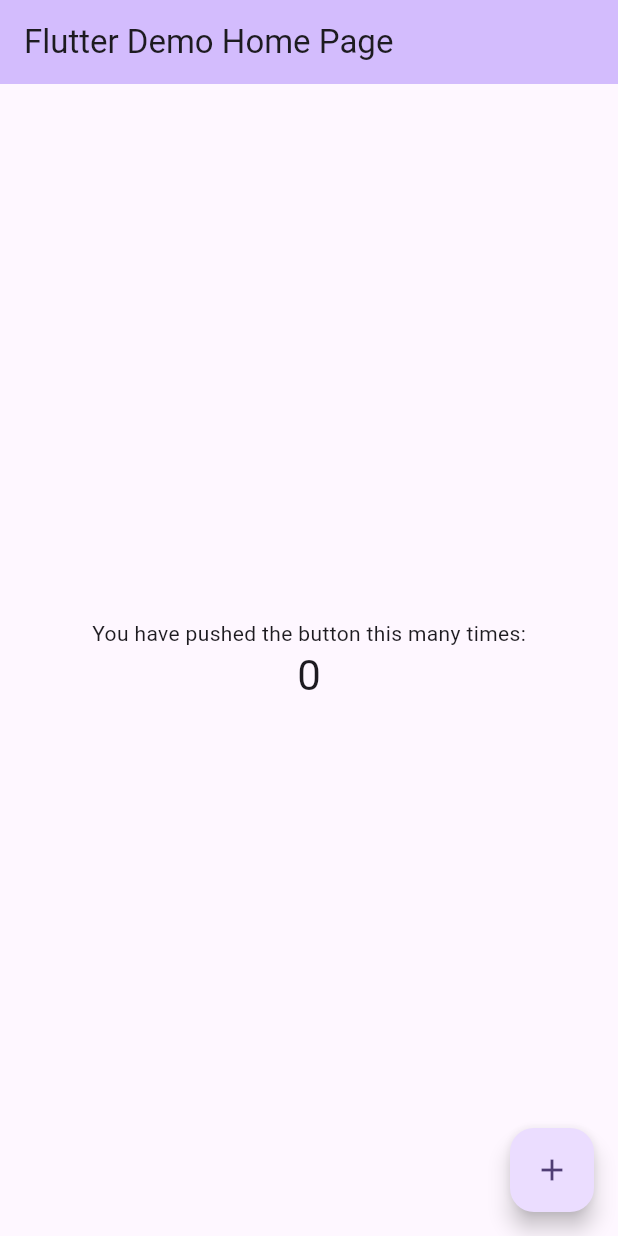
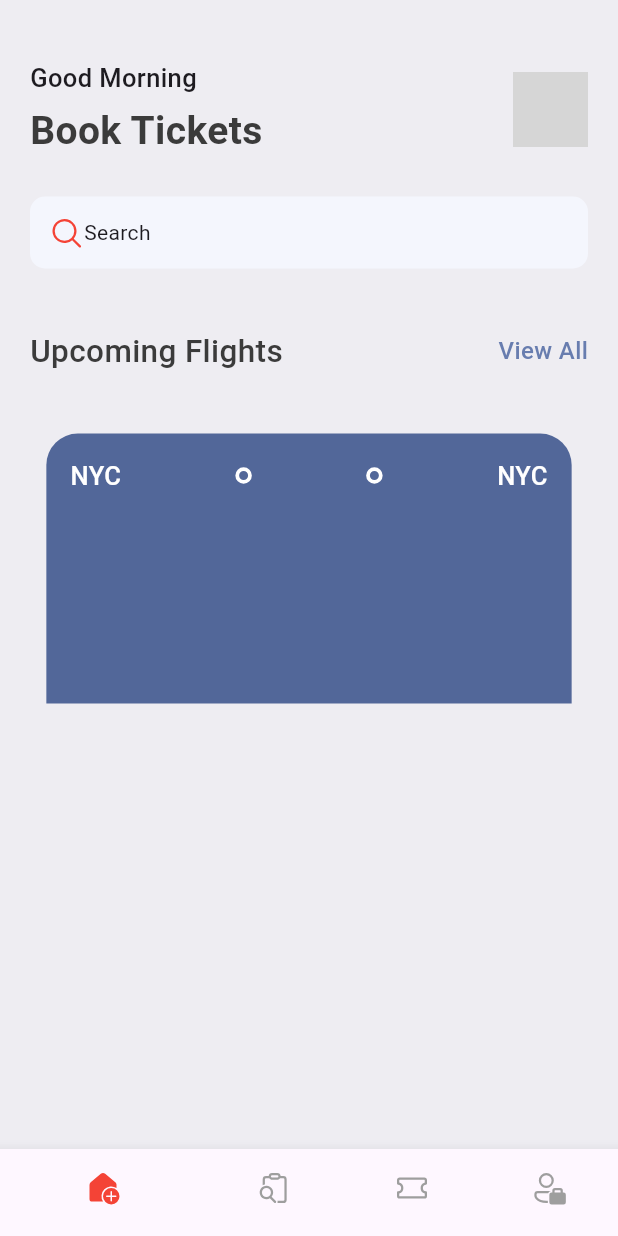
Before and after one commit to JosefHarvey/LearnFlutter, a Flutter app: the screen it shows after launch, on a phone screen of 412 x 824 dp. Run offline on Flutter 3.47's test engine with Material 3 defaults, Android fonts, the phone set to English and light mode, and no system bars; our stand-ins replace fluentui_icons; grey boxes are pictures that could not be loaded.

Commit message:
Push Ticket Apps

```diff
--- /dev/null
+++ b/lib/base/bottom_nav_bar.dart
@@ -0,0 +1,57 @@
+import 'package:fluentui_icons/fluentui_icons.dart';
+import 'package:flutter/cupertino.dart';
+import 'package:flutter/material.dart';
+import 'package:ticket_app/screens/home_screen.dart';
+
+class BottomNavBar extends StatefulWidget {
+  const BottomNavBar({super.key});
+
+  @override
+  State<BottomNavBar> createState() => _BottomNavBarState();
+}
+
+
+class _BottomNavBarState extends State<BottomNavBar> {
+  final appScreen = [
+    HomeScreen(),
+    Center(child: Text("Search")),
+    Center(child: Text("Ticket")),
+    Center(child: Text("Profile")),
+  ];
+
+  int _selectedIndex = 0;
+
+  void _onItemTapped (int index){
+    setState((){
+      _selectedIndex = index;
+    });
+  }
+
+  @override
+  Widget build(BuildContext context) {
+    return Scaffold(
+      body: appScreen[_selectedIndex],
+
+      bottomNavigationBar: BottomNavigationBar(
+          currentIndex: _selectedIndex,
+          onTap: _onItemTapped,
+          selectedItemColor: Colors.red,
+          unselectedItemColor: Colors.grey,
+          showSelectedLabels: false,
+          items: [
+              BottomNavigationBarItem(icon: Icon(FluentSystemIcons.ic_fluent_home_add_regular),
+                  activeIcon: Icon(FluentSystemIcons.ic_fluent_home_add_filled),
+                  label: "Home"),
+              BottomNavigationBarItem(icon: Icon(FluentSystemIcons.ic_fluent_clipboard_search_regular),
+                  activeIcon: Icon(FluentSystemIcons.ic_fluent_clipboard_search_filled),
+                  label: "Search"),
+              BottomNavigationBarItem(icon: Icon(FluentSystemIcons.ic_fluent_ticket_regular),
+                  activeIcon: Icon(FluentSystemIcons.ic_fluent_ticket_filled),
+                  label: "Ticket"),
+              BottomNavigationBarItem(icon: Icon(FluentSystemIcons.ic_fluent_person_accounts_regular),
+                  activeIcon: Icon(FluentSystemIcons.ic_fluent_person_accounts_filled),
+                  label: "Profile"),
+      ]),
+    );
+  }
+}
--- /dev/null
+++ b/lib/base/res/media.dart
@@ -0,0 +1,4 @@
+class AppMedia {
+  static const  _baseImage = "assets/assets/images";
+  static const logo = '$_baseImage/logo.png';
+}
--- /dev/null
+++ b/lib/base/res/styles/app_styles.dart
@@ -0,0 +1,32 @@
+import 'package:flutter/material.dart';
+
+
+Color primary = const Color(0xFF687daf);
+Color bgColor = const Color(0xffeeedf2);
+
+class AppStyles {
+  static Color primaryColor = primary;
+  static Color backgroundColor = bgColor;
+  static Color textColor = const Color(0xFF3b3b3b);
+  static Color ticketBlue = const Color (0xFF526799);
+
+  static TextStyle textStyle = TextStyle(
+      fontSize: 16,
+      fontWeight: FontWeight.w500,
+      color:textColor,
+  );
+  static TextStyle headlineStyle1 = TextStyle(
+    fontSize: 26,
+    fontWeight: FontWeight.bold,
+    color:textColor,
+  );
+  static TextStyle headlineStyle2 = TextStyle(
+    fontSize: 21,
+    fontWeight: FontWeight.w500,
+    color:  textColor,
+  );
+  static TextStyle headlineStyle3 = const TextStyle(
+    fontSize: 17,
+    fontWeight: FontWeight.w500,
+  );
+}
--- /dev/null
+++ b/lib/base/widgets/app_double_text.dart
@@ -0,0 +1,26 @@
+import 'package:flutter/cupertino.dart';
+import 'package:flutter/material.dart';
+import 'package:ticket_app/base/res/styles/app_styles.dart';
+
+class AppDoubleText extends StatelessWidget {
+  const AppDoubleText({ Key? key, required this.bigText, required this.smallText}) : super(key: key);
+  final String bigText;
+  final String smallText;
+  @override
+  Widget build(BuildContext context) {
+    return Row(
+      mainAxisAlignment: MainAxisAlignment.spaceBetween,
+      children: [
+        Text(bigText, style: AppStyles.headlineStyle2),
+        InkWell(
+          onTap: (){
+
+          },
+          child:Text(smallText, style: AppStyles.textStyle.copyWith(
+            color: AppStyles.primaryColor
+          )) ,
+        )
+      ],
+    );
+  }
+}
--- /dev/null
+++ b/lib/base/widgets/big_dot.dart
@@ -0,0 +1,16 @@
+import 'package:flutter/material.dart';
+
+class BigDot extends StatelessWidget {
+  const BigDot({super.key});
+
+  @override
+  Widget build(BuildContext context) {
+    return Container(
+      padding: EdgeInsets.all(3),
+    decoration: BoxDecoration(
+      border: Border.all(width: 2.5, color: Colors.white),
+      borderRadius: BorderRadius.circular(25)
+    ),
+    ) ;
+  }
+}
--- /dev/null
+++ b/lib/base/widgets/ticket_view.dart
@@ -0,0 +1,47 @@
+import 'package:flutter/material.dart';
+import 'package:ticket_app/base/res/styles/app_styles.dart';
+import 'package:ticket_app/base/widgets/big_dot.dart';
+
+class TicketView extends StatelessWidget {
+  const TicketView({super.key});
+
+  @override
+  Widget build(BuildContext context) {
+    final size = MediaQuery.of(context).size;
+
+    return SizedBox(
+      width: size.width*0.85,
+      height: 180,
+      child: Container(
+        padding: EdgeInsets.all(16),
+        decoration: BoxDecoration(
+         color: AppStyles.ticketBlue,
+         borderRadius: BorderRadius.only(topLeft: Radius.circular(21), topRight: Radius.circular(21))
+        ),
+        child: Column(
+          children: [
+            Row(
+              // mainAxisAlignment: MainAxisAlignment.spaceBetween,
+              children: [
+                Text(
+                    "NYC", style: AppStyles.headlineStyle3.copyWith(color: Colors.white),
+                ),
+                Expanded(child: Container()),
+                BigDot(),
+                Expanded(child: Container()),
+                BigDot(),
+                Expanded(child: Container()),
+                Text(
+                  "NYC", style: AppStyles.headlineStyle3.copyWith(color: Colors.white),
+                )
+              ],
+            ),
+            Row(
+              children: [],
+            )
+          ],
+        ),
+      ),
+    );
+  }
+}
--- a/lib/main.dart
+++ b/lib/main.dart
@@ -1,4 +1,5 @@
 import 'package:flutter/material.dart';
+import 'package:ticket_app/base/bottom_nav_bar.dart';
 
 void main() {
   runApp(const MyApp());
@@ -7,116 +8,12 @@ void main() {
 class MyApp extends StatelessWidget {
   const MyApp({super.key});
 
-  // This widget is the root of your application.
   @override
   Widget build(BuildContext context) {
+
     return MaterialApp(
-      title: 'Flutter Demo',
-      theme: ThemeData(
-        // This is the theme of your application.
-        //
-        // TRY THIS: Try running your application with "flutter run". You'll see
-        // the application has a purple toolbar. Then, without quitting the app,
-        // try changing the seedColor in the colorScheme below to Colors.green
-        // and then invoke "hot reload" (save your changes or press the "hot
-        // reload" button in a Flutter-supported IDE, or press "r" if you used
-        // the command line to start the app).
-        //
-        // Notice that the counter didn't reset back to zero; the application
-        // state is not lost during the reload. To reset the state, use hot
-        // restart instead.
-        //
-        // This works for code too, not just values: Most code changes can be
-        // tested with just a hot reload.
-        colorScheme: ColorScheme.fromSeed(seedColor: Colors.deepPurple),
-      ),
-      home: const MyHomePage(title: 'Flutter Demo Home Page'),
+      debugShowCheckedModeBanner: false,
+      home: BottomNavBar(),
     );
   }
 }
-
-class MyHomePage extends StatefulWidget {
-  const MyHomePage({super.key, required this.title});
-
-  // This widget is the home page of your application. It is stateful, meaning
-  // that it has a State object (defined below) that contains fields that affect
-  // how it looks.
-
-  // This class is the configuration for the state. It holds the values (in this
-  // case the title) provided by the parent (in this case the App widget) and
-  // used by the build method of the State. Fields in a Widget subclass are
-  // always marked "final".
-
-  final String title;
-
-  @override
-  State<MyHomePage> createState() => _MyHomePageState();
-}
-
-class _MyHomePageState extends State<MyHomePage> {
-  int _counter = 0;
-
-  void _incrementCounter() {
-    setState(() {
-      // This call to setState tells the Flutter framework that something has
-      // changed in this State, which causes it to rerun the build method below
-      // so that the display can reflect the updated values. If we changed
-      // _counter without calling setState(), then the build method would not be
-      // called again, and so nothing would appear to happen.
-      _counter++;
-    });
-  }
-
-  @override
-  Widget build(BuildContext context) {
-    // This method is rerun every time setState is called, for instance as done
-    // by the _incrementCounter method above.
-    //
-    // The Flutter framework has been optimized to make rerunning build methods
-    // fast, so that you can just rebuild anything that needs updating rather
-    // than having to individually change instances of widgets.
-    return Scaffold(
-      appBar: AppBar(
-        // TRY THIS: Try changing the color here to a specific color (to
-        // Colors.amber, perhaps?) and trigger a hot reload to see the AppBar
-        // change color while the other colors stay the same.
-        backgroundColor: Theme.of(context).colorScheme.inversePrimary,
-        // Here we take the value from the MyHomePage object that was created by
-        // the App.build method, and use it to set our appbar title.
-        title: Text(widget.title),
-      ),
-      body: Center(
-        // Center is a layout widget. It takes a single child and positions it
-        // in the middle of the parent.
-        child: Column(
-          // Column is also a layout widget. It takes a list of children and
-          // arranges them vertically. By default, it sizes itself to fit its
-          // children horizontally, and tries to be as tall as its parent.
-          //
-          // Column has various properties to control how it sizes itself and
-          // how it positions its children. Here we use mainAxisAlignment to
-          // center the children vertically; the main axis here is the vertical
-          // axis because Columns are vertical (the cross axis would be
-          // horizontal).
-          //
-          // TRY THIS: Invoke "debug painting" (choose the "Toggle Debug Paint"
-          // action in the IDE, or press "p" in the console), to see the
-          // wireframe for each widget.
-          mainAxisAlignment: MainAxisAlignment.center,
-          children: <Widget>[
-            const Text('You have pushed the button this many times:'),
-            Text(
-              '$_counter',
-              style: Theme.of(context).textTheme.headlineMedium,
-            ),
-          ],
-        ),
-      ),
-      floatingActionButton: FloatingActionButton(
-        onPressed: _incrementCounter,
-        tooltip: 'Increment',
-        child: const Icon(Icons.add),
-      ), // This trailing comma makes auto-formatting nicer for build methods.
-    );
-  }
-}
--- /dev/null
+++ b/lib/screens/home_screen.dart
@@ -0,0 +1,77 @@
+import 'package:fluentui_icons/fluentui_icons.dart';
+import 'package:flutter/cupertino.dart';
+import 'package:flutter/material.dart';
+import 'package:ticket_app/base/res/media.dart';
+import 'package:ticket_app/base/res/styles/app_styles.dart';
+import 'package:ticket_app/base/widgets/app_double_text.dart';
+import 'package:ticket_app/base/widgets/ticket_view.dart';
+
+class HomeScreen extends StatelessWidget {
+  const HomeScreen({super.key});
+
+  @override
+  Widget build(BuildContext context) {
+    return Scaffold(
+      backgroundColor: AppStyles.backgroundColor,
+      body: ListView(
+        children: [
+          SizedBox(height: 40),
+          Container(
+            padding: EdgeInsets.symmetric(horizontal: 20),
+            child: Column(
+              children: [
+                Row(
+                  mainAxisAlignment: MainAxisAlignment.spaceBetween,
+                  children: [
+                    Column(
+                      crossAxisAlignment: CrossAxisAlignment.start,
+                      children: [
+                        Text(
+                          "Good Morning",
+                          style: AppStyles.headlineStyle3,
+                        ),
+                        SizedBox(height: 5),
+                        Text(
+                          "Book Tickets",
+                          style: AppStyles.headlineStyle1
+                        ),
+                      ],
+                    ),
+                    Container(
+                        width: 50,
+                        height: 50,
+                        decoration: BoxDecoration(
+                          borderRadius: BorderRadius.circular(10),
+                          image: DecorationImage(
+                              image: AssetImage(AppMedia.logo))
+                        ),
+                    ),
+                  ],
+                ),
+                SizedBox(height: 25),
+                Container(
+                  padding: EdgeInsets.symmetric(horizontal: 12, vertical: 12),
+                  decoration: BoxDecoration(
+                      borderRadius: BorderRadius.circular(10),
+                      color: Color(0xFFF4F6FD),
+                  ),
+                  child: Row(
+                    // mainAxisAlignment: MainAxisAlignment.spaceBetween,
+                    children: [
+                      Icon(FluentSystemIcons.ic_fluent_search_regular, color: Colors.red,),
+                      Text("Search")],
+                  ),
+                ),
+                SizedBox(height: 40),
+                AppDoubleText(bigText: 'Upcoming Flights',smallText: 'View All',),
+                SizedBox(height: 40,),
+                TicketView()
+              ],
+            ),
+          ),
+        ],
+
+      ),
+    );
+  }
+}
--- a/pubspec.yaml
+++ b/pubspec.yaml
@@ -34,6 +34,8 @@ dependencies:
   # The following adds the Cupertino Icons font to your application.
   # Use with the CupertinoIcons class for iOS style icons.
   cupertino_icons: ^1.0.8
+  iconify_flutter: ^0.0.7
+  fluentui_icons: ^1.0.0
 
 dev_dependencies:
   flutter_test:
@@ -58,8 +60,8 @@ flutter:
   uses-material-design: true
 
   # To add assets to your application, add an assets section, like this:
-  # assets:
-  #   - images/a_dot_burr.jpeg
+  assets:
+   - assets/assets/images/
   #   - images/a_dot_ham.jpeg
 
   # An image asset can refer to one or more resolution-specific "variants", see
```
Also changed, not shown: pubspec.lock, 1 other file.
